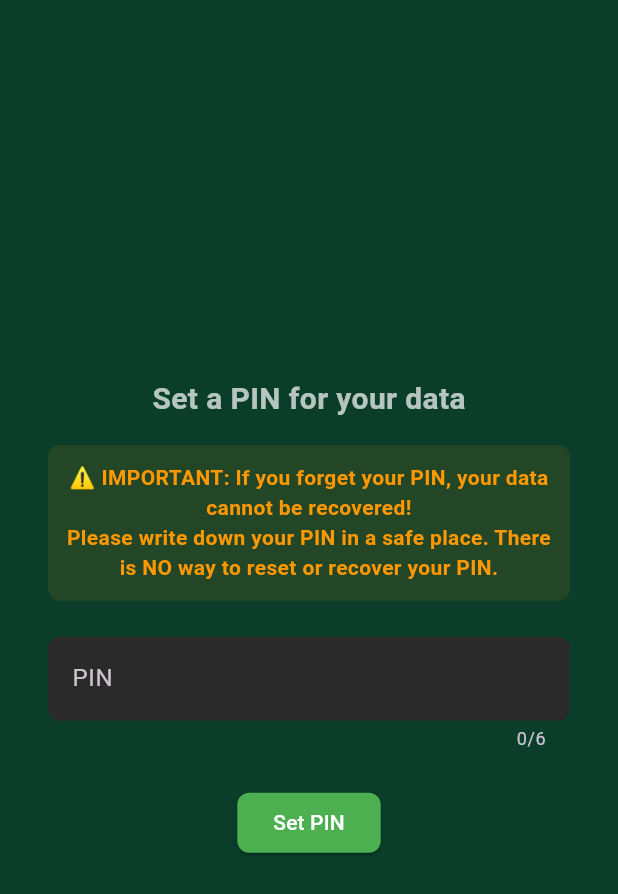
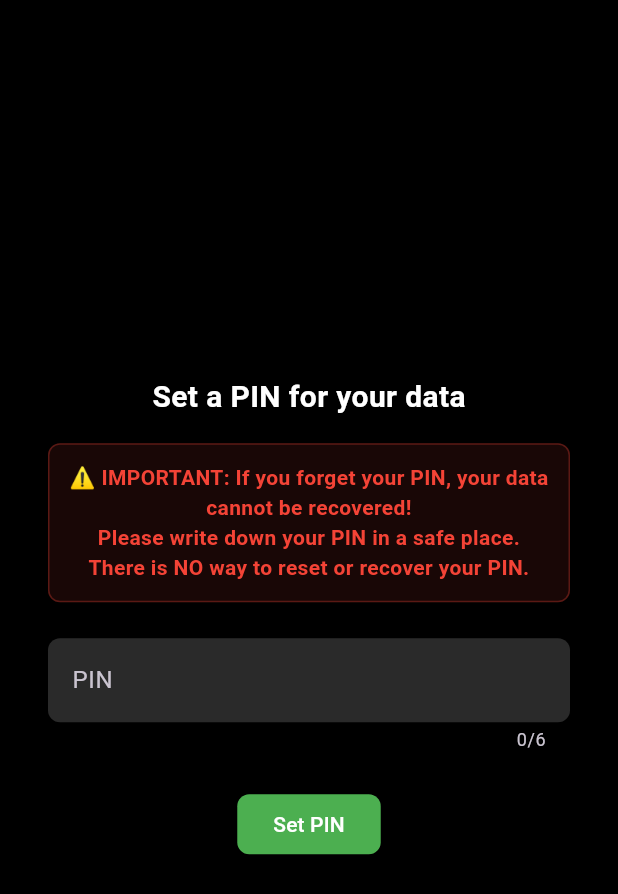
Before and after one commit to rugtumu/Workout-Tracker, a Flutter app: the screen it shows after launch, on a phone screen of 412 x 824 dp. Shown: the top 894 px of the screen. Run offline on Flutter 3.47's test engine with Material 3 defaults, Android fonts, the phone set to English and light mode, and no system bars; our stand-ins replace file_picker, fl_chart, flutter_secure_storage, share_plus, shared_preferences, sqflite_sqlcipher; accounts and stored records are empty.

Commit message:
Pin-lock page made black

```diff
--- a/lib/main.dart
+++ b/lib/main.dart
@@ -85,6 +85,7 @@ class _PinSetupScreenState extends State<PinSetupScreen> {
   @override
   Widget build(BuildContext context) {
     return Scaffold(
+      backgroundColor: Colors.black,
       body: Center(
         child: Padding(
           padding: const EdgeInsets.all(32),
@@ -93,17 +94,18 @@ class _PinSetupScreenState extends State<PinSetupScreen> {
             child: Column(
               mainAxisSize: MainAxisSize.min,
               children: [
-                const Text('Set a PIN for your data', style: TextStyle(fontSize: 20, fontWeight: FontWeight.bold)),
+                const Text('Set a PIN for your data', style: TextStyle(fontSize: 20, fontWeight: FontWeight.bold, color: Colors.white)),
                 const SizedBox(height: 16),
                 Container(
                   padding: const EdgeInsets.all(12),
                   decoration: BoxDecoration(
-                    color: Colors.orange.withOpacity(0.1),
+                    color: Colors.red.withOpacity(0.1),
                     borderRadius: BorderRadius.circular(8),
+                    border: Border.all(color: Colors.red.withOpacity(0.3)),
                   ),
                   child: const Text(
                     '⚠️ IMPORTANT: If you forget your PIN, your data cannot be recovered!\nPlease write down your PIN in a safe place. There is NO way to reset or recover your PIN.',
-                    style: TextStyle(color: Colors.orange, fontWeight: FontWeight.bold),
+                    style: TextStyle(color: Colors.red, fontWeight: FontWeight.bold),
                     textAlign: TextAlign.center,
                   ),
                 ),
@@ -160,6 +162,7 @@ class _PinEntryScreenState extends State<PinEntryScreen> {
   @override
   Widget build(BuildContext context) {
     return Scaffold(
+      backgroundColor: Colors.black,
       body: Center(
         child: Padding(
           padding: const EdgeInsets.all(32),
@@ -168,17 +171,18 @@ class _PinEntryScreenState extends State<PinEntryScreen> {
             child: Column(
               mainAxisSize: MainAxisSize.min,
               children: [
-                const Text('Enter your PIN', style: TextStyle(fontSize: 20, fontWeight: FontWeight.bold)),
+                const Text('Enter your PIN', style: TextStyle(fontSize: 20, fontWeight: FontWeight.bold, color: Colors.white)),
                 const SizedBox(height: 16),
                 Container(
                   padding: const EdgeInsets.all(12),
                   decoration: BoxDecoration(
-                    color: Colors.orange.withOpacity(0.1),
+                    color: Colors.red.withOpacity(0.1),
                     borderRadius: BorderRadius.circular(8),
+                    border: Border.all(color: Colors.red.withOpacity(0.3)),
                   ),
                   child: const Text(
                     '⚠️ If you forget your PIN, your data cannot be recovered!\nThere is NO way to reset or recover your PIN.',
-                    style: TextStyle(color: Colors.orange, fontWeight: FontWeight.bold),
+                    style: TextStyle(color: Colors.red, fontWeight: FontWeight.bold),
                     textAlign: TextAlign.center,
                   ),
                 ),
```
